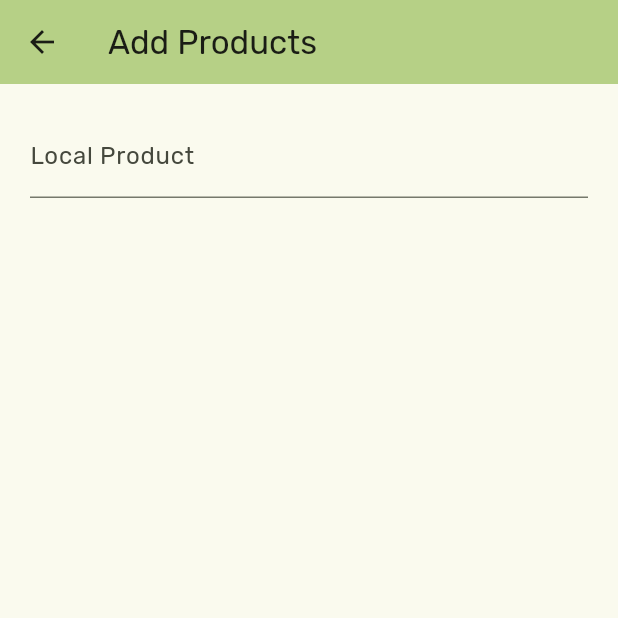
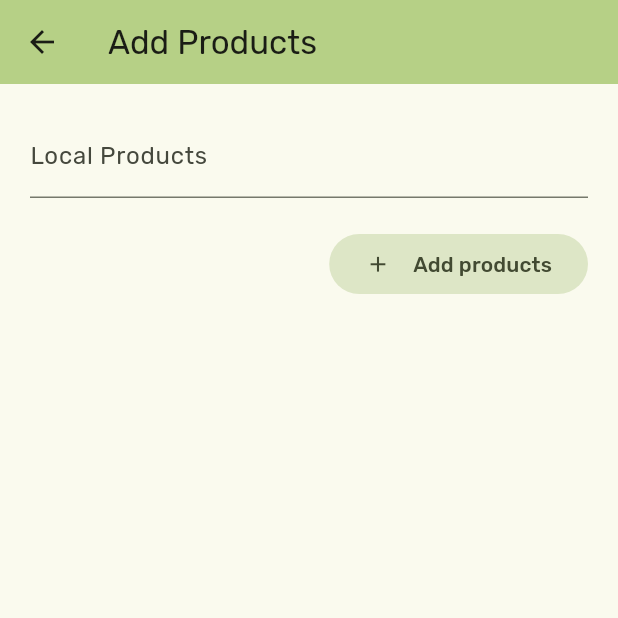
Before and after one commit to vallejohn/clinica_de_alternativo, a Flutter app: the screen it shows after launch, after a tap on "Add products", on a phone screen of 412 x 824 dp, the top half of it. Run offline on Flutter 3.47's test engine with Material 3 defaults, Android fonts, the phone set to English and light mode, and no system bars; our stand-ins replace auto_route, cloud_firestore, dartz, firebase_core, flutter_bloc, freezed_annotation and 2 more; accounts and stored records are empty.

Commit message:
add product functionality

```diff
--- a/lib/core/firestore_collections/firestore_collection.dart
+++ b/lib/core/firestore_collections/firestore_collection.dart
@@ -2,4 +2,5 @@ part of '../core.dart';
 
 class FirestoreCollection {
   static CollectionReference<Map<String, dynamic>> salesReports() => FirebaseFirestore.instance.collection('sales_reports');
+  static CollectionReference<Map<String, dynamic>> products() => FirebaseFirestore.instance.collection('products');
 }
--- a/lib/core/router/app_router.dart
+++ b/lib/core/router/app_router.dart
@@ -1,5 +1,6 @@
 import 'package:auto_route/auto_route.dart';
 
+import '../../src/inventory/presentation/pages.dart';
 import '../../src/sales_reporting/presentation/pages.dart';
 
 part 'app_router.gr.dart';
--- a/lib/locator.dart
+++ b/lib/locator.dart
@@ -1,3 +1,7 @@
+import 'package:clinica_de_alternativo/src/inventory/data/datasources/datasource.dart';
+import 'package:clinica_de_alternativo/src/inventory/data/repositories/product_repository_impl.dart';
+import 'package:clinica_de_alternativo/src/inventory/domain/product_usecases.dart';
+import 'package:clinica_de_alternativo/src/inventory/domain/repositories/product_repository.dart';
 import 'package:clinica_de_alternativo/src/sales_reporting/data/datasources/datasource.dart';
 import 'package:clinica_de_alternativo/src/sales_reporting/data/repositories/sales_reporting_repository_impl.dart';
 import 'package:clinica_de_alternativo/src/sales_reporting/domain/repositories/sales_report_repository.dart';
@@ -7,7 +11,12 @@ import 'package:get_it/get_it.dart';
 final getIt = GetIt.instance;
 
 Future<void> setupLocator()async {
+  _setupProductsInventory();
+  _setupSalesReporting();
+}
 
+///Sales reports
+void _setupSalesReporting(){
   getIt.registerLazySingleton<SalesReportingDatasource>(() =>
       SaleReportingDatasourceImpl());
 
@@ -16,3 +25,14 @@ Future<void> setupLocator()async {
   getIt.registerLazySingleton(() => SendReportUseCase(getIt()));
   getIt.registerLazySingleton(() => OnFetchReportsUseCase(getIt()));
 }
+
+///Inventory
+void _setupProductsInventory(){
+  getIt.registerLazySingleton<ProductDatasource>(() =>
+      ProductDatasourceImpl());
+
+  getIt.registerLazySingleton<ProductRepository>(() => ProductRepositoryImpl(productDatasource: getIt()));
+
+  getIt.registerLazySingleton(() => OnAddProductUseCase(getIt()));
+  getIt.registerLazySingleton(() => OnFetchProductsUseCase(getIt()));
+}
--- /dev/null
+++ b/lib/src/inventory/data/datasources/datasource.dart
@@ -0,0 +1,7 @@
+import 'package:clinica_de_alternativo/core/core.dart';
+import 'package:clinica_de_alternativo/src/inventory/data/model/product.dart';
+import 'package:clinica_de_alternativo/src/sales_reporting/data/model/sales_report.dart';
+import 'package:cloud_firestore/cloud_firestore.dart';
+
+part 'products_datasource.dart';
+part 'products_datasource_impl.dart';
--- /dev/null
+++ b/lib/src/inventory/data/datasources/products_datasource_impl.dart
@@ -0,0 +1,16 @@
+part of 'datasource.dart';
+
+class ProductDatasourceImpl extends ProductDatasource{
+
+  @override
+  Future<List<Product>> fetchProducts()async {
+    final result = await FirestoreCollection.products().get();
+    return result.docs.map((e) => Product.fromJson(e.data())).toList();
+  }
+
+  @override
+  Future<bool> addProduct(Product param)async {
+    await FirestoreCollection.products().add(param.toJson());
+    return true;
+  }
+}
--- /dev/null
+++ b/lib/src/inventory/data/model/product.dart
@@ -0,0 +1,15 @@
+import 'package:freezed_annotation/freezed_annotation.dart';
+
+part 'product.freezed.dart';
+part 'product.g.dart';
+
+@freezed
+class Product with _$Product{
+  const factory Product({
+    String? id,
+    @Default('') String code,
+    @Default('') String name,
+  }) = _Product;
+
+  factory Product.fromJson(Map<String, dynamic> json) => _$ProductFromJson(json);
+}
--- /dev/null
+++ b/lib/src/inventory/data/repositories/product_repository_impl.dart
@@ -0,0 +1,34 @@
+import 'package:clinica_de_alternativo/src/inventory/data/model/product.dart';
+import 'package:cloud_firestore/cloud_firestore.dart';
+
+import 'package:dartz/dartz.dart';
+
+import '../../../../core/exceptions/failure.dart';
+import '../../domain/repositories/product_repository.dart';
+import '../datasources/datasource.dart';
+
+class ProductRepositoryImpl extends ProductRepository {
+  ProductRepositoryImpl({
+    required ProductDatasource productDatasource,
+  }) : super(productDatasource: productDatasource,);
+
+  @override
+  Future<Either<Failure, bool>> addProduct(Product param)async {
+    try{
+      final dataState = await productDatasource.addProduct(param);
+      return Right(dataState);
+    }on FirebaseException catch(e){
+      return Left(Failure.firebase(e));
+    }
+  }
+
+  @override
+  Future<Either<Failure, List<Product>>> fetchProducts()async {
+    try{
+      final dataState = await productDatasource.fetchProducts();
+      return Right(dataState);
+    }on FirebaseException catch(e){
+      return Left(Failure.firebase(e));
+    }
+  }
+}
--- /dev/null
+++ b/lib/src/inventory/domain/product_usecases.dart
@@ -0,0 +1,10 @@
+
+import 'package:clinica_de_alternativo/src/inventory/data/model/product.dart';
+import 'package:clinica_de_alternativo/src/inventory/domain/repositories/product_repository.dart';
+import 'package:dartz/dartz.dart';
+
+import '../../../core/core.dart';
+import '../../../core/exceptions/failure.dart';
+
+part 'usecases/on_fetch_products_usecase.dart';
+part 'usecases/on_add_product_usecase.dart';
--- /dev/null
+++ b/lib/src/inventory/domain/usecases/on_add_product_usecase.dart
@@ -0,0 +1,11 @@
+part of '../product_usecases.dart';
+
+class OnAddProductUseCase extends UseCaseWithParams<bool, Product>{
+  final ProductRepository _productRepository;
+
+  OnAddProductUseCase(this._productRepository);
+  @override
+  Future<Either<Failure, bool>> call(Product params) {
+    return _productRepository.addProduct(params);
+  }
+}
--- /dev/null
+++ b/lib/src/inventory/domain/usecases/on_fetch_products_usecase.dart
@@ -0,0 +1,11 @@
+part of '../product_usecases.dart';
+
+class OnFetchProductsUseCase extends UseCaseWithNoParams<List<Product>>{
+  final ProductRepository _productRepository;
+
+  OnFetchProductsUseCase(this._productRepository);
+  @override
+  Future<Either<Failure, List<Product>>> call() {
+    return _productRepository.fetchProducts();
+  }
+}
--- /dev/null
+++ b/lib/src/inventory/presentation/add_products_page.dart
@@ -0,0 +1,71 @@
+part of 'pages.dart';
+
+@RoutePage()
+class AddProductsPage extends StatefulWidget {
+  const AddProductsPage({super.key});
+
+  @override
+  State<AddProductsPage> createState() => _AddProductsPageState();
+}
+
+class _AddProductsPageState extends State<AddProductsPage> {
+  final TextEditingController _productNameController = TextEditingController();
+
+  @override
+  Widget build(BuildContext context) {
+    return Scaffold(
+      appBar: AppBar(
+        backgroundColor: Theme.of(context).colorScheme.inversePrimary,
+        title: const Text('Add Products'),
+      ),
+      body: BlocProvider<ProductsBloc>(
+        create: (_) => ProductsBloc()..add(const ProductsEvent.onFetchList()),
+        child: SingleChildScrollView(
+          padding: const EdgeInsets.all(20),
+          physics: const BouncingScrollPhysics(),
+          child: BlocBuilder<ProductsBloc, ProductsState>(
+            builder: (prodContext, prodState) {
+              return Column(
+                crossAxisAlignment: CrossAxisAlignment.end,
+                children: [
+                  TextField(
+                    controller: _productNameController,
+                    decoration: const InputDecoration(
+                      labelText: 'Local Products',
+                    ),
+                  ),
+                  const SizedBox(
+                    height: 20,
+                  ),
+                  FilledButton.tonal(
+                    onPressed:() {
+                      final product = Product(
+                        name: _productNameController.text
+                      );
+                      prodContext.read<ProductsBloc>().add(ProductsEvent.onAdd(product));
+                    },
+                    child: const Row(
+                      mainAxisSize: MainAxisSize.min,
+                      children: [
+                        Icon(Icons.add, size: 17),
+                        SizedBox(width: 15),
+                        Text('Add products'),
+                      ],
+                    ),
+                  ),
+                  const SizedBox(
+                    height: 20,
+                  ),
+                  for( int i = 0; i < prodState.products.length; i++)
+                    ListTile(
+                      title: Text(prodState.products[i].name),
+                    )
+                ],
+              );
+            }
+          ),
+        ),
+      ),
+    );
+  }
+}
--- /dev/null
+++ b/lib/src/inventory/presentation/blocs/products/products_bloc.dart
@@ -0,0 +1,49 @@
+import 'dart:async';
+
+import 'package:clinica_de_alternativo/src/inventory/domain/product_usecases.dart';
+import 'package:flutter_bloc/flutter_bloc.dart';
+import 'package:freezed_annotation/freezed_annotation.dart';
+import 'package:get_it/get_it.dart';
+
+import '../../../data/model/product.dart';
+
+part 'products_event.dart';
+part 'products_state.dart';
+part 'products_bloc.freezed.dart';
+
+class ProductsBloc extends Bloc<ProductsEvent, ProductsState> {
+  final _onFetchListUseCase = GetIt.instance<OnFetchProductsUseCase>();
+  final _onAddUseCase = GetIt.instance<OnAddProductUseCase>();
+
+  ProductsBloc() : super(ProductsState()) {
+    on<_OnFetchList>(_onFetchList);
+    on<_OnAdd>(_onAdd);
+  }
+
+  FutureOr<void> _onFetchList(_OnFetchList event, Emitter<ProductsState> emit)async {
+    emit(state.copyWith(status: ProductStatus.loading));
+
+    final dataOrError = await _onFetchListUseCase();
+
+    dataOrError.fold((l){
+      emit(state.copyWith(status: ProductStatus.failed, message: l.when(firebase: (error) => error.message!,)));
+    }, (products){
+      emit(state.copyWith(status: ProductStatus.success, message: 'Fetched successfully', products: products));
+    });
+  }
+
+  FutureOr<void> _onAdd(_OnAdd event, Emitter<ProductsState> emit)async {
+    emit(state.copyWith(status: ProductStatus.loading));
+
+    final dataOrError = await _onAddUseCase(event.product);
+
+    dataOrError.fold((l){
+      emit(state.copyWith(status: ProductStatus.failed, message: l.when(firebase: (error) => error.message!,)));
+    }, (_){
+      final products = [...state.products];
+      products.add(event.product);
+
+      emit(state.copyWith(status: ProductStatus.success, message: 'Added successfully', products: products));
+    });
+  }
+}
--- /dev/null
+++ b/lib/src/inventory/presentation/blocs/products/products_event.dart
@@ -0,0 +1,7 @@
+part of 'products_bloc.dart';
+
+@freezed
+class ProductsEvent with _$ProductsEvent {
+  const factory ProductsEvent.onFetchList() = _OnFetchList;
+  const factory ProductsEvent.onAdd(Product product) = _OnAdd;
+}
--- /dev/null
+++ b/lib/src/inventory/presentation/blocs/products/products_state.dart
@@ -0,0 +1,12 @@
+part of 'products_bloc.dart';
+
+enum ProductStatus{initial, loading, success, failed}
+
+@freezed
+class ProductsState with _$ProductsState {
+  factory ProductsState({
+    @Default(ProductStatus.initial) ProductStatus status,
+    @Default('') String message,
+    @Default([]) List<Product> products,
+  }) = _ProductsState;
+}
--- a/lib/src/sales_reporting/presentation/add_products_page.dart
+++ /dev/null
@@ -1,37 +0,0 @@
-part of 'pages.dart';
-
-@RoutePage()
-class AddProductsPage extends StatefulWidget {
-  const AddProductsPage({super.key});
-
-  @override
-  State<AddProductsPage> createState() => _AddProductsPageState();
-}
-
-class _AddProductsPageState extends State<AddProductsPage> {
-  final TextEditingController _productNameController = TextEditingController();
-
-  @override
-  Widget build(BuildContext context) {
-    return Scaffold(
-      appBar: AppBar(
-        backgroundColor: Theme.of(context).colorScheme.inversePrimary,
-        title: const Text('Add Products'),
-      ),
-      body: SingleChildScrollView(
-        padding: const EdgeInsets.all(20),
-        physics: const BouncingScrollPhysics(),
-        child: Column(
-          children: [
-            TextField(
-              controller: _productNameController,
-              decoration: const InputDecoration(
-                labelText: 'Local Product',
-              ),
-            ),
-          ],
-        ),
-      ),
-    );
-  }
-}
--- a/lib/src/sales_reporting/presentation/pages.dart
+++ b/lib/src/sales_reporting/presentation/pages.dart
@@ -8,4 +8,3 @@ import 'package:intl/intl.dart';
 
 part 'sale_reporting_page.dart';
 part 'search_products_page.dart';
-part 'add_products_page.dart';
```
Also changed, not shown: lib/src/inventory/data/datasources/products_datasource.dart (added, +8 -0 lines), lib/src/inventory/domain/repositories/product_repository.dart (added, +13 -0 lines), lib/src/inventory/presentation/pages.dart (added, +7 -0 lines), lib/src/inventory/data/model/product.freezed.dart (added), lib/src/inventory/data/model/product.g.dart (added), lib/src/inventory/presentation/blocs/products/products_bloc.freezed.dart (added).
